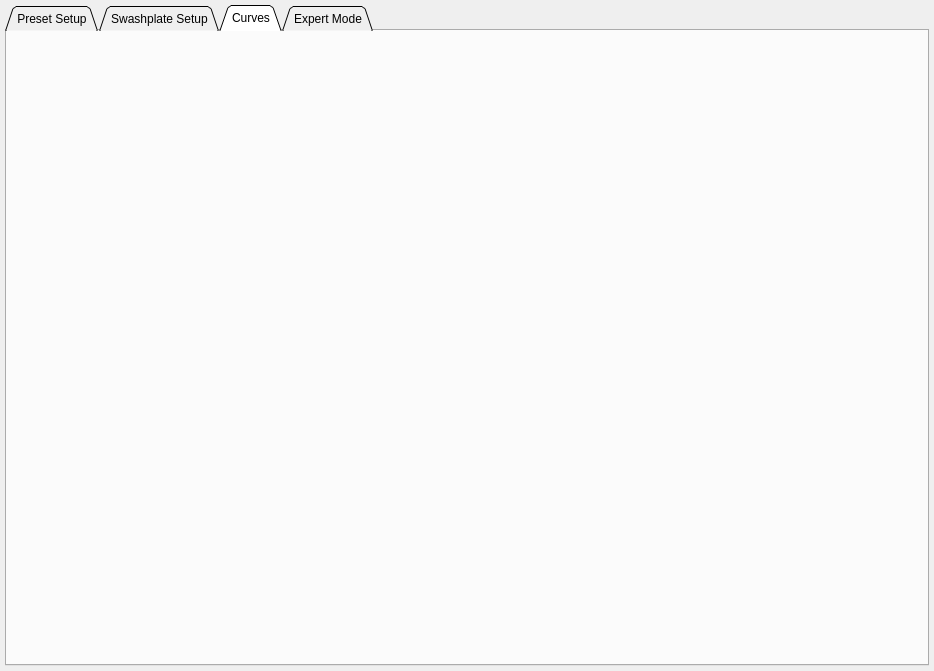
Qt form ground/openpilotgcs/src/plugins/config/fblheli.ui (vooon/OpenPilot) before a commit.
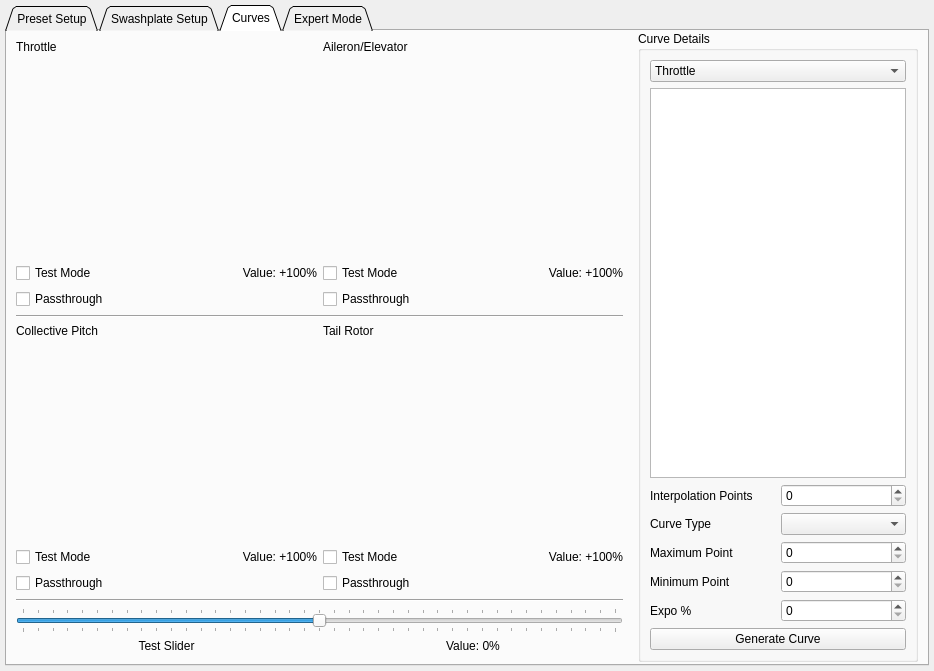
The same form after that commit. The open tabs and pages were chosen to show the change. Custom widgets are drawn as their Qt base class.

Commit message: - added curve widget to FBL code, no functionality yet

Patch:
```diff
--- a/ground/openpilotgcs/src/plugins/config/fblheli.ui
+++ b/ground/openpilotgcs/src/plugins/config/fblheli.ui
@@ -31,7 +31,7 @@
 	   <property name="margin">
 	    <number>5</number>
 	   </property>
-	   <item row="0" column="0">
+   <item row="0" column="1">
 	    <widget class="QScrollArea" name="scrollArea">
 	     <property name="sizePolicy">
 	      <sizepolicy hsizetype="Expanding" vsizetype="Expanding">
@@ -613,6 +613,370 @@
 	          <attribute name="title">
 	           <string>Curves</string>
 	          </attribute>
+          <widget class="QWidget" name="gridLayoutWidget">
+           <property name="geometry">
+            <rect>
+             <x>0</x>
+             <y>0</y>
+             <width>911</width>
+             <height>631</height>
+            </rect>
+           </property>
+           <layout class="QGridLayout" name="gridLayout_4" columnstretch="1,0,0" rowminimumheight="0">
+            <item row="0" column="2">
+             <widget class="QGroupBox" name="groupBox_4">
+              <property name="title">
+               <string>Curve Details</string>
+              </property>
+              <layout class="QGridLayout" name="gridLayout_5">
+               <item row="3" column="0" colspan="2">
+                <widget class="QTableView" name="curveDetailTable"/>
+               </item>
+               <item row="9" column="0" colspan="2">
+                <widget class="QPushButton" name="fblGenerateCurve">
+                 <property name="text">
+                  <string>Generate Curve</string>
+                 </property>
+                </widget>
+               </item>
+               <item row="0" column="0" colspan="2">
+                <widget class="QComboBox" name="fblCurveSelector">
+                 <item>
+                  <property name="text">
+                   <string>Throttle</string>
+                  </property>
+                 </item>
+                 <item>
+                  <property name="text">
+                   <string>Aileron/Elevator</string>
+                  </property>
+                 </item>
+                 <item>
+                  <property name="text">
+                   <string>Collective Pitch</string>
+                  </property>
+                 </item>
+                 <item>
+                  <property name="text">
+                   <string>Tail Rotor</string>
+                  </property>
+                 </item>
+                </widget>
+               </item>
+               <item row="4" column="0">
+                <widget class="QLabel" name="label_9">
+                 <property name="text">
+                  <string>Interpolation Points</string>
+                 </property>
+                </widget>
+               </item>
+               <item row="4" column="1">
+                <widget class="QSpinBox" name="fblNumIntPoints"/>
+               </item>
+               <item row="5" column="0">
+                <widget class="QLabel" name="label_10">
+                 <property name="text">
+                  <string>Curve Type</string>
+                 </property>
+                </widget>
+               </item>
+               <item row="6" column="0">
+                <widget class="QLabel" name="label_11">
+                 <property name="text">
+                  <string>Maximum Point</string>
+                 </property>
+                </widget>
+               </item>
+               <item row="7" column="0">
+                <widget class="QLabel" name="label_12">
+                 <property name="text">
+                  <string>Minimum Point</string>
+                 </property>
+                </widget>
+               </item>
+               <item row="8" column="0">
+                <widget class="QLabel" name="label_13">
+                 <property name="text">
+                  <string>Expo %</string>
+                 </property>
+                </widget>
+               </item>
+               <item row="5" column="1">
+                <widget class="QComboBox" name="comboBox_3"/>
+               </item>
+               <item row="6" column="1">
+                <widget class="QSpinBox" name="fblMaximumPoint"/>
+               </item>
+               <item row="7" column="1">
+                <widget class="QSpinBox" name="fblMinimumPoint"/>
+               </item>
+               <item row="8" column="1">
+                <widget class="QSpinBox" name="fblExpoPercent"/>
+               </item>
+              </layout>
+             </widget>
+            </item>
+            <item row="0" column="0">
+             <widget class="QWidget" name="widget" native="true">
+              <layout class="QGridLayout" name="gridLayout_6">
+               <item row="0" column="0">
+                <widget class="QLabel" name="fblThrottleTitle">
+                 <property name="text">
+                  <string>Throttle</string>
+                 </property>
+                </widget>
+               </item>
+               <item row="1" column="0" colspan="2">
+                <widget class="MixerCurveWidget" name="fblThrottleCurve" native="true">
+                 <property name="sizePolicy">
+                  <sizepolicy hsizetype="MinimumExpanding" vsizetype="MinimumExpanding">
+                   <horstretch>0</horstretch>
+                   <verstretch>0</verstretch>
+                  </sizepolicy>
+                 </property>
+                 <property name="minimumSize">
+                  <size>
+                   <width>120</width>
+                   <height>120</height>
+                  </size>
+                 </property>
+                 <property name="styleSheet">
+                  <string notr="true">background:transparent</string>
+                 </property>
+                </widget>
+               </item>
+               <item row="7" column="0">
+                <widget class="QLabel" name="fblCollTitle">
+                 <property name="text">
+                  <string>Collective Pitch</string>
+                 </property>
+                </widget>
+               </item>
+               <item row="2" column="0">
+                <widget class="QCheckBox" name="fblTmThrottle">
+                 <property name="text">
+                  <string>Test Mode</string>
+                 </property>
+                </widget>
+               </item>
+               <item row="5" column="0" colspan="2">
+                <widget class="QCheckBox" name="fblPtThrottle">
+                 <property name="text">
+                  <string>Passthrough</string>
+                 </property>
+                </widget>
+               </item>
+               <item row="8" column="0" colspan="2">
+                <widget class="MixerCurveWidget" name="fblThrottleCurve_3" native="true">
+                 <property name="sizePolicy">
+                  <sizepolicy hsizetype="MinimumExpanding" vsizetype="MinimumExpanding">
+                   <horstretch>0</horstretch>
+                   <verstretch>0</verstretch>
+                  </sizepolicy>
+                 </property>
+                 <property name="minimumSize">
+                  <size>
+                   <width>120</width>
+                   <height>120</height>
+                  </size>
+                 </property>
+                 <property name="styleSheet">
+                  <string notr="true">background:transparent</string>
+                 </property>
+                </widget>
+               </item>
+               <item row="1" column="2" colspan="2">
+                <widget class="MixerCurveWidget" name="fblThrottleCurve_2" native="true">
+                 <property name="sizePolicy">
+                  <sizepolicy hsizetype="MinimumExpanding" vsizetype="MinimumExpanding">
+                   <horstretch>0</horstretch>
+                   <verstretch>0</verstretch>
+                  </sizepolicy>
+                 </property>
+                 <property name="minimumSize">
+                  <size>
+                   <width>120</width>
+                   <height>120</height>
+                  </size>
+                 </property>
+                 <property name="styleSheet">
+                  <string notr="true">background:transparent</string>
+                 </property>
+                </widget>
+               </item>
+               <item row="8" column="2" colspan="2">
+                <widget class="MixerCurveWidget" name="fblThrottleCurve_4" native="true">
+                 <property name="sizePolicy">
+                  <sizepolicy hsizetype="MinimumExpanding" vsizetype="MinimumExpanding">
+                   <horstretch>0</horstretch>
+                   <verstretch>0</verstretch>
+                  </sizepolicy>
+                 </property>
+                 <property name="minimumSize">
+                  <size>
+                   <width>120</width>
+                   <height>120</height>
+                  </size>
+                 </property>
+                 <property name="styleSheet">
+                  <string notr="true">background:transparent</string>
+                 </property>
+                </widget>
+               </item>
+               <item row="2" column="2">
+                <widget class="QCheckBox" name="fblTmAilElv">
+                 <property name="text">
+                  <string>Test Mode</string>
+                 </property>
+                </widget>
+               </item>
+               <item row="5" column="2" colspan="2">
+                <widget class="QCheckBox" name="fblPtAilElv">
+                 <property name="text">
+                  <string>Passthrough</string>
+                 </property>
+                </widget>
+               </item>
+               <item row="7" column="2">
+                <widget class="QLabel" name="fblTailTitle">
+                 <property name="text">
+                  <string>Tail Rotor</string>
+                 </property>
+                </widget>
+               </item>
+               <item row="9" column="0">
+                <widget class="QCheckBox" name="fblTmColl">
+                 <property name="text">
+                  <string>Test Mode</string>
+                 </property>
+                </widget>
+               </item>
+               <item row="10" column="0">
+                <widget class="QCheckBox" name="fblPtColl">
+                 <property name="text">
+                  <string>Passthrough</string>
+                 </property>
+                </widget>
+               </item>
+               <item row="9" column="2">
+                <widget class="QCheckBox" name="fblTmTail">
+                 <property name="text">
+                  <string>Test Mode</string>
+                 </property>
+                </widget>
+               </item>
+               <item row="10" column="2" colspan="2">
+                <widget class="QCheckBox" name="fblPtTail">
+                 <property name="text">
+                  <string>Passthrough</string>
+                 </property>
+                </widget>
+               </item>
+               <item row="12" column="0" colspan="4">
+                <widget class="QSlider" name="fblTestSlider">
+                 <property name="minimum">
+                  <number>-100</number>
+                 </property>
+                 <property name="maximum">
+                  <number>100</number>
+                 </property>
+                 <property name="orientation">
+                  <enum>Qt::Horizontal</enum>
+                 </property>
+                 <property name="tickPosition">
+                  <enum>QSlider::TicksBothSides</enum>
+                 </property>
+                 <property name="tickInterval">
+                  <number>5</number>
+                 </property>
+                </widget>
+               </item>
+               <item row="13" column="0" colspan="2">
+                <widget class="QLabel" name="fblTestSliderLabel">
+                 <property name="text">
+                  <string>Test Slider</string>
+                 </property>
+                 <property name="alignment">
+                  <set>Qt::AlignCenter</set>
+                 </property>
+                </widget>
+               </item>
+               <item row="0" column="2">
+                <widget class="QLabel" name="fblAilElvTitle">
+                 <property name="text">
+                  <string>Aileron/Elevator</string>
+                 </property>
+                </widget>
+               </item>
+               <item row="2" column="1">
+                <widget class="QLabel" name="fblThrottleVal">
+                 <property name="text">
+                  <string>Value: +100%</string>
+                 </property>
+                 <property name="alignment">
+                  <set>Qt::AlignRight|Qt::AlignTrailing|Qt::AlignVCenter</set>
+                 </property>
+                </widget>
+               </item>
+               <item row="9" column="1">
+                <widget class="QLabel" name="fblCollVal">
+                 <property name="text">
+                  <string>Value: +100%</string>
+                 </property>
+                 <property name="alignment">
+                  <set>Qt::AlignRight|Qt::AlignTrailing|Qt::AlignVCenter</set>
+                 </property>
+                </widget>
+               </item>
+               <item row="2" column="3">
+                <widget class="QLabel" name="fblAilEvlVal">
+                 <property name="text">
+                  <string>Value: +100%</string>
+                 </property>
+                 <property name="alignment">
+                  <set>Qt::AlignRight|Qt::AlignTrailing|Qt::AlignVCenter</set>
+                 </property>
+                </widget>
+               </item>
+               <item row="9" column="3">
+                <widget class="QLabel" name="fblTailVal">
+                 <property name="text">
+                  <string>Value: +100%</string>
+                 </property>
+                 <property name="alignment">
+                  <set>Qt::AlignRight|Qt::AlignTrailing|Qt::AlignVCenter</set>
+                 </property>
+                </widget>
+               </item>
+               <item row="6" column="0" colspan="4">
+                <widget class="Line" name="sepMed">
+                 <property name="orientation">
+                  <enum>Qt::Horizontal</enum>
+                 </property>
+                </widget>
+               </item>
+               <item row="11" column="0" colspan="4">
+                <widget class="Line" name="sepBot">
+                 <property name="orientation">
+                  <enum>Qt::Horizontal</enum>
+                 </property>
+                </widget>
+               </item>
+               <item row="13" column="2" colspan="2">
+                <widget class="QLabel" name="fblTestSliderVal">
+                 <property name="text">
+                  <string>Value: 0%</string>
+                 </property>
+                 <property name="alignment">
+                  <set>Qt::AlignCenter</set>
+                 </property>
+                </widget>
+               </item>
+              </layout>
+             </widget>
+            </item>
+           </layout>
+          </widget>
 	         </widget>
 	         <widget class="QWidget" name="expert">
 	          <attribute name="title">
@@ -627,6 +991,14 @@
 	   </item>
 	  </layout>
  </widget>
- <pixmapfunction/>
+ <customwidgets>
+  <customwidget>
+   <class>MixerCurveWidget</class>
+   <extends>QWidget</extends>
+   <header>mixercurvewidget.h</header>
+   <container>1</container>
+  </customwidget>
+ </customwidgets>
+ <resources/>
  <connections/>
 </ui>
```
Left out of the diff: 8 changed lines with no effect on the pictures. Lines whose indentation alone changed are shown as unchanged.
